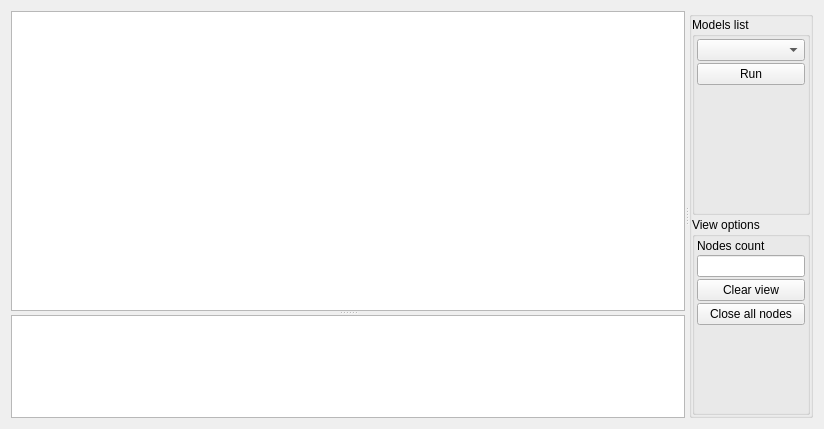
Above: hmiSCADA/mainwidget.ui from RSukharev/hmiSCADA before the change. Below: the same form after it.
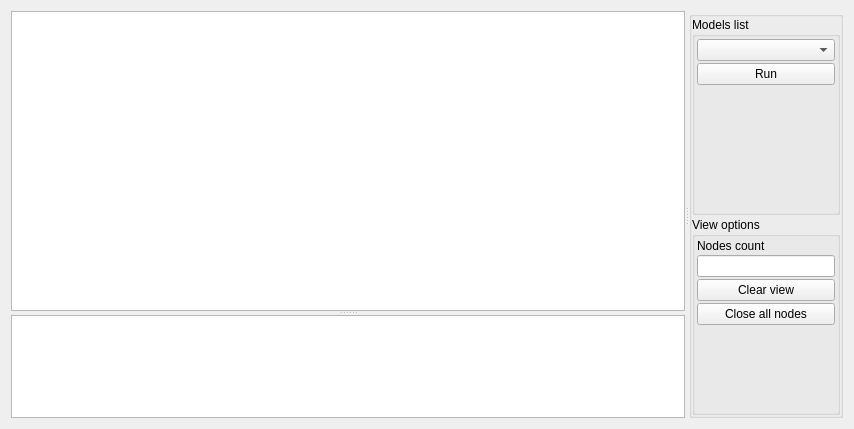
That is the form after the change.

What changed in the file:
```diff
--- a/hmiSCADA/mainwidget.ui
+++ b/hmiSCADA/mainwidget.ui
@@ -6,7 +6,7 @@
    <rect>
     <x>0</x>
     <y>0</y>
-    <width>806</width>
+    <width>854</width>
     <height>429</height>
    </rect>
   </property>
```
Left out of the diff: 11 changed lines with no effect on the pictures.
